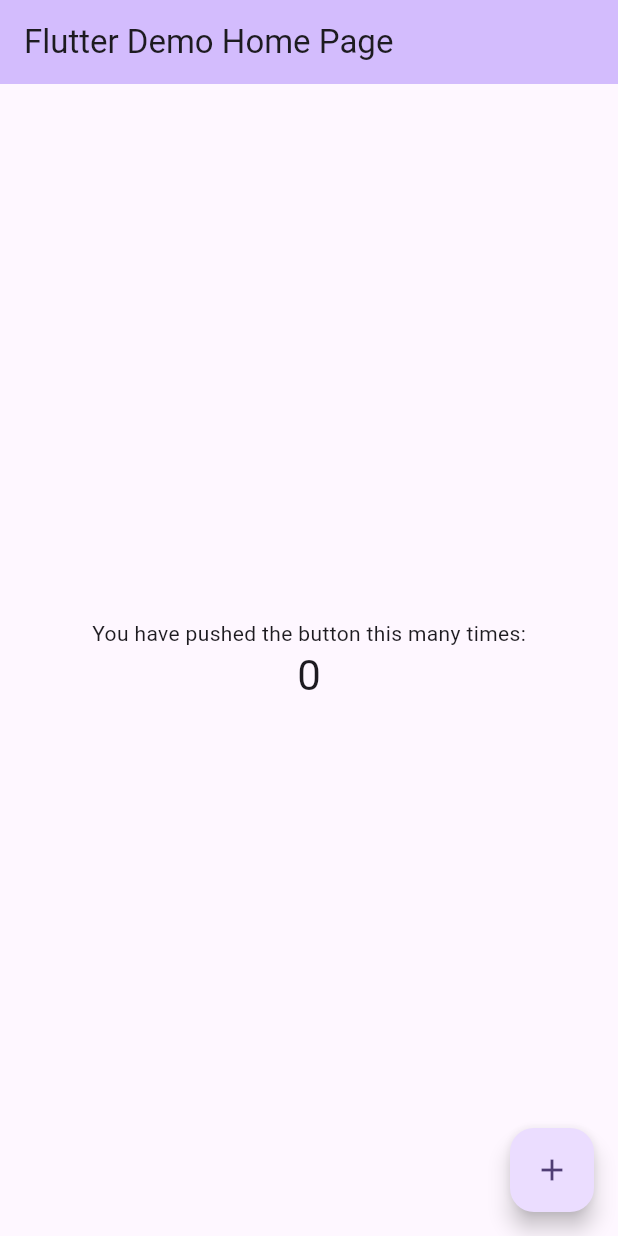
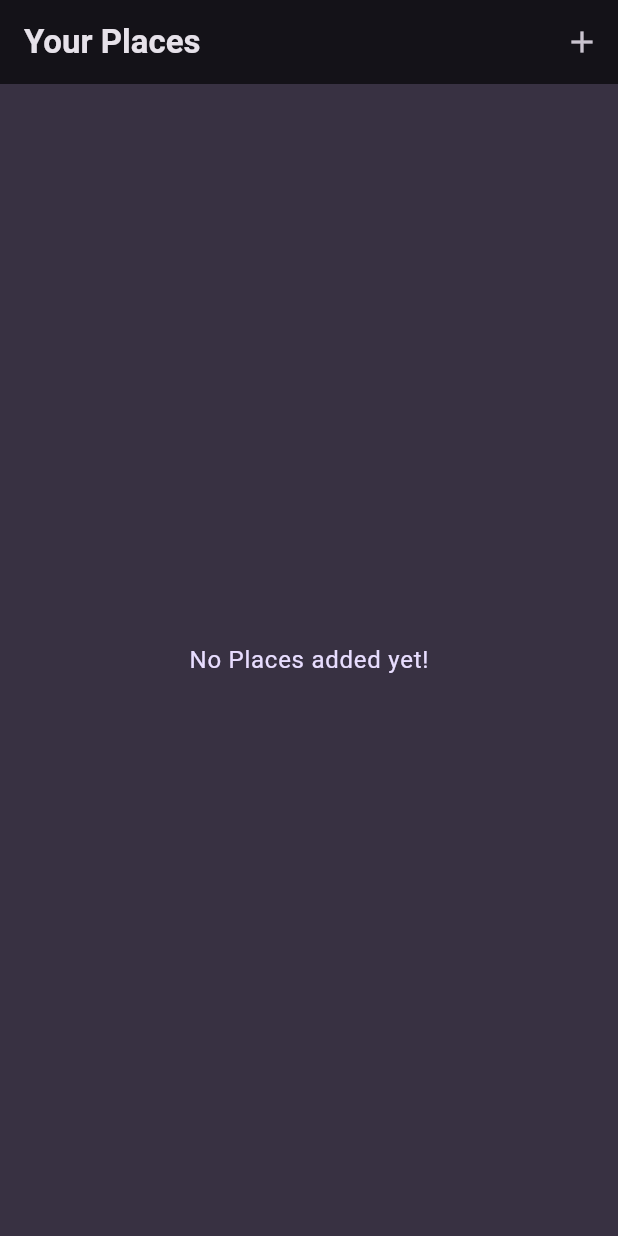
Before and after one commit to vathadianil/Flutter_Favourite_Places_App, a Flutter app: the screen it shows after launch, on a phone screen of 412 x 824 dp. Run offline on Flutter 3.47's test engine with Material 3 defaults, Android fonts, the phone set to English and light mode, and no system bars; our stand-ins replace google_fonts.

Commit message:
Added Places list screen

```diff
--- a/lib/main.dart
+++ b/lib/main.dart
@@ -1,125 +1,46 @@
+import 'package:favourite_places_app/screens/places_list_screen.dart';
 import 'package:flutter/material.dart';
 
+import 'package:google_fonts/google_fonts.dart';
+
+final colorScheme = ColorScheme.fromSeed(
+  brightness: Brightness.dark,
+  seedColor: const Color.fromARGB(255, 102, 6, 247),
+  background: const Color.fromARGB(255, 56, 49, 66),
+);
+
+final theme = ThemeData().copyWith(
+  useMaterial3: true,
+  scaffoldBackgroundColor: colorScheme.background,
+  colorScheme: colorScheme,
+  textTheme: GoogleFonts.ubuntuCondensedTextTheme().copyWith(
+    titleSmall: GoogleFonts.ubuntuCondensed(
+      fontWeight: FontWeight.bold,
+    ),
+    titleMedium: GoogleFonts.ubuntuCondensed(
+      fontWeight: FontWeight.bold,
+    ),
+    titleLarge: GoogleFonts.ubuntuCondensed(
+      fontWeight: FontWeight.bold,
+    ),
+  ),
+);
+
 void main() {
-  runApp(const MyApp());
+  runApp(
+    const MyApp(),
+  );
 }
 
 class MyApp extends StatelessWidget {
-  const MyApp({super.key});
+  const MyApp({Key? key}) : super(key: key);
 
-  // This widget is the root of your application.
   @override
   Widget build(BuildContext context) {
     return MaterialApp(
-      title: 'Flutter Demo',
-      theme: ThemeData(
-        // This is the theme of your application.
-        //
-        // TRY THIS: Try running your application with "flutter run". You'll see
-        // the application has a purple toolbar. Then, without quitting the app,
-        // try changing the seedColor in the colorScheme below to Colors.green
-        // and then invoke "hot reload" (save your changes or press the "hot
-        // reload" button in a Flutter-supported IDE, or press "r" if you used
-        // the command line to start the app).
-        //
-        // Notice that the counter didn't reset back to zero; the application
-        // state is not lost during the reload. To reset the state, use hot
-        // restart instead.
-        //
-        // This works for code too, not just values: Most code changes can be
-        // tested with just a hot reload.
-        colorScheme: ColorScheme.fromSeed(seedColor: Colors.deepPurple),
-        useMaterial3: true,
-      ),
-      home: const MyHomePage(title: 'Flutter Demo Home Page'),
+      title: 'Great Places',
+      theme: theme,
+      home: const PlacesListScreen(),
     );
   }
 }
-
-class MyHomePage extends StatefulWidget {
-  const MyHomePage({super.key, required this.title});
-
-  // This widget is the home page of your application. It is stateful, meaning
-  // that it has a State object (defined below) that contains fields that affect
-  // how it looks.
-
-  // This class is the configuration for the state. It holds the values (in this
-  // case the title) provided by the parent (in this case the App widget) and
-  // used by the build method of the State. Fields in a Widget subclass are
-  // always marked "final".
-
-  final String title;
-
-  @override
-  State<MyHomePage> createState() => _MyHomePageState();
-}
-
-class _MyHomePageState extends State<MyHomePage> {
-  int _counter = 0;
-
-  void _incrementCounter() {
-    setState(() {
-      // This call to setState tells the Flutter framework that something has
-      // changed in this State, which causes it to rerun the build method below
-      // so that the display can reflect the updated values. If we changed
-      // _counter without calling setState(), then the build method would not be
-      // called again, and so nothing would appear to happen.
-      _counter++;
-    });
-  }
-
-  @override
-  Widget build(BuildContext context) {
-    // This method is rerun every time setState is called, for instance as done
-    // by the _incrementCounter method above.
-    //
-    // The Flutter framework has been optimized to make rerunning build methods
-    // fast, so that you can just rebuild anything that needs updating rather
-    // than having to individually change instances of widgets.
-    return Scaffold(
-      appBar: AppBar(
-        // TRY THIS: Try changing the color here to a specific color (to
-        // Colors.amber, perhaps?) and trigger a hot reload to see the AppBar
-        // change color while the other colors stay the same.
-        backgroundColor: Theme.of(context).colorScheme.inversePrimary,
-        // Here we take the value from the MyHomePage object that was created by
-        // the App.build method, and use it to set our appbar title.
-        title: Text(widget.title),
-      ),
-      body: Center(
-        // Center is a layout widget. It takes a single child and positions it
-        // in the middle of the parent.
-        child: Column(
-          // Column is also a layout widget. It takes a list of children and
-          // arranges them vertically. By default, it sizes itself to fit its
-          // children horizontally, and tries to be as tall as its parent.
-          //
-          // Column has various properties to control how it sizes itself and
-          // how it positions its children. Here we use mainAxisAlignment to
-          // center the children vertically; the main axis here is the vertical
-          // axis because Columns are vertical (the cross axis would be
-          // horizontal).
-          //
-          // TRY THIS: Invoke "debug painting" (choose the "Toggle Debug Paint"
-          // action in the IDE, or press "p" in the console), to see the
-          // wireframe for each widget.
-          mainAxisAlignment: MainAxisAlignment.center,
-          children: <Widget>[
-            const Text(
-              'You have pushed the button this many times:',
-            ),
-            Text(
-              '$_counter',
-              style: Theme.of(context).textTheme.headlineMedium,
-            ),
-          ],
-        ),
-      ),
-      floatingActionButton: FloatingActionButton(
-        onPressed: _incrementCounter,
-        tooltip: 'Increment',
-        child: const Icon(Icons.add),
-      ), // This trailing comma makes auto-formatting nicer for build methods.
-    );
-  }
-}
--- /dev/null
+++ b/lib/screens/places_list_screen.dart
@@ -0,0 +1,17 @@
+import 'package:favourite_places_app/widgets/places_list.dart';
+import 'package:flutter/material.dart';
+
+class PlacesListScreen extends StatelessWidget {
+  const PlacesListScreen({super.key});
+
+  @override
+  Widget build(BuildContext context) {
+    return Scaffold(
+      appBar: AppBar(
+        title: const Text('Your Places'),
+        actions: [IconButton(onPressed: () {}, icon: const Icon(Icons.add))],
+      ),
+      body: const PlacesList(places: []),
+    );
+  }
+}
--- /dev/null
+++ b/lib/widgets/places_list.dart
@@ -0,0 +1,31 @@
+import 'package:favourite_places_app/models/place.dart';
+import 'package:flutter/material.dart';
+
+class PlacesList extends StatelessWidget {
+  const PlacesList({super.key, required this.places});
+  final List<Place> places;
+  @override
+  Widget build(BuildContext context) {
+    if (places.isEmpty) {
+      return Center(
+        child: Text(
+          'No Places added yet!',
+          style: Theme.of(context).textTheme.bodyLarge!.copyWith(
+              color: Theme.of(context).colorScheme.onPrimaryContainer),
+        ),
+      );
+    }
+    return ListView.builder(
+      itemCount: places.length,
+      itemBuilder: (ctx, index) {
+        return ListTile(
+          title: Text(
+            places[index].title,
+            style: Theme.of(context).textTheme.titleMedium!.copyWith(
+                color: Theme.of(context).colorScheme.onPrimaryContainer),
+          ),
+        );
+      },
+    );
+  }
+}
```
Also changed, not shown: lib/screens/places_list.dart (deleted).
